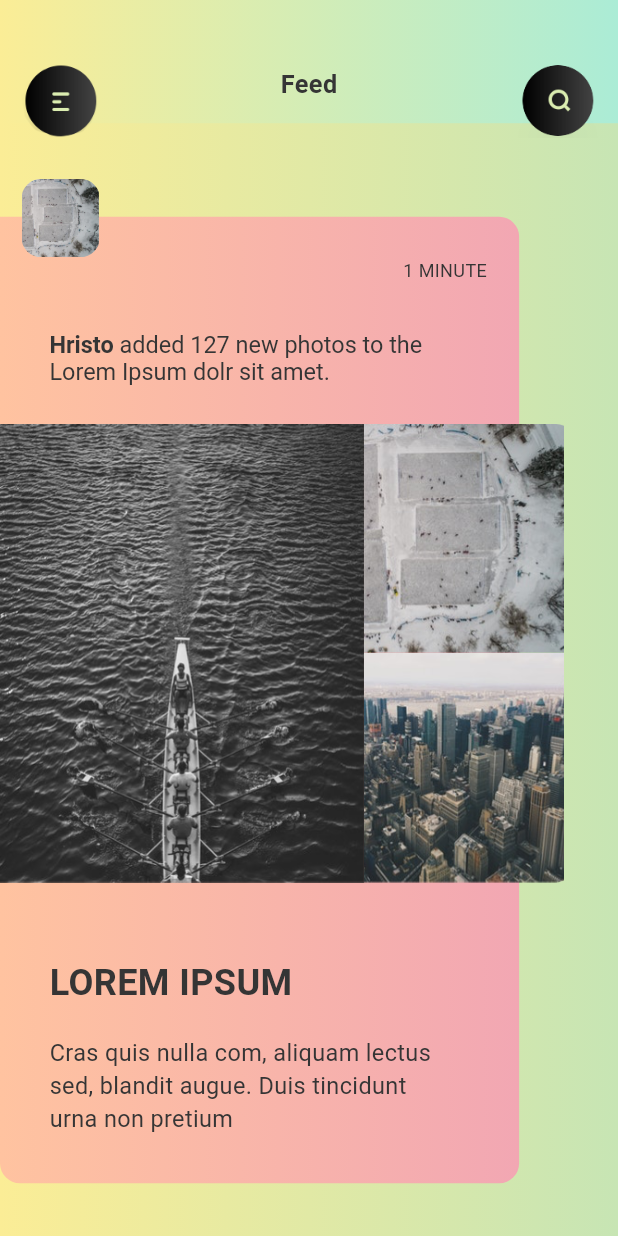
After one commit to ParkerLanke/uci-cbclp, a Flutter app: the FeedPageTen screen opened by its route, on a phone screen of 412 x 824 dp. The commit adds this screen. Run offline on Flutter 3.47's test engine with Material 3 defaults, Android fonts, the phone set to English and light mode, and no system bars.

Commit message:
comply the page 10 of group 05. but not include the font typeface.

```diff
--- a/lib/const/color_const.dart
+++ b/lib/const/color_const.dart
@@ -11,4 +11,7 @@ const BOTTOM_COLORS = [MAIN_COLOR, DARK_COLOR];
 const YELLOW = Color(0xfffbed96);
 const BLUE = Color(0xffabecd6);
 const PURPLE = Color(0xffccc3fc);
-const RED = Color(0xffffb6b3);
+const RED = Color(0xffF2A7B3);
+const GREEN = Color(0xffc7e5b4);
+const RED_LIGHT = Color(0xffFFC3A0);
+const TEXT_BLACK = Color(0xFF353535);
--- a/lib/const/page_str_const.dart
+++ b/lib/const/page_str_const.dart
@@ -42,6 +42,16 @@ const FEED_PAGES = [
   "Feed page 01",
   "Feed page 02",
   "Feed page 03",
+  "Feed page 04",
+  "Feed page 05",
+  "Feed page 06",
+  "Feed page 07",
+  "Feed page 08",
+  "Feed page 09",
+  "Feed page 10",
+  "Feed page 11",
+  "Feed page 12",
+  "Feed page 13",
 
   /// fixme you could add by your group one name fit one page.
 ];
--- a/lib/main.dart
+++ b/lib/main.dart
@@ -19,8 +19,19 @@ class MyApp extends StatelessWidget {
       routes: {
         SIGN_UP_PAGES[0]: (context) => SignPageOne(),
         SIGN_UP_PAGES[1]: (context) => SignPageTwo(),
+
+        ///FEED group page
+        FEED_PAGES[0]: (context) => FeedPageOne(),
+        FEED_PAGES[0]: (context) => FeedPageOne(),
+        FEED_PAGES[0]: (context) => FeedPageOne(),
+        FEED_PAGES[0]: (context) => FeedPageOne(),
+        FEED_PAGES[0]: (context) => FeedPageOne(),
+        FEED_PAGES[0]: (context) => FeedPageOne(),
+        FEED_PAGES[9]: (context) => FeedPageTen(),
+        FEED_PAGES[10]: (context) => FeedPageEleven(),
+        FEED_PAGES[11]: (context) => FeedPageTwelve(),
+        FEED_PAGES[12]: (context) => FeedPageThirteen(),
         //FIXME there are other pages to jump with 'page_str_const.dart',there should be make by manager
-
       },
       onUnknownRoute: (setting) =>
           MaterialPageRoute(builder: (context) => EmptyPage()),
--- /dev/null
+++ b/lib/page/feed/FeedPageEleven.dart
@@ -0,0 +1,23 @@
+///
+/// Created by NieBin on 2018/12/26
+/// Github: https://github.com/nb312
+/// Email: niebin312@gmail.com
+///
+import "package:flutter/material.dart";
+
+class FeedPageEleven extends StatefulWidget {
+  @override
+  _FeedState createState() => _FeedState();
+}
+
+class _FeedState extends State<FeedPageEleven> {
+  @override
+  Widget build(BuildContext context) {
+    return Scaffold(
+      appBar: AppBar(
+        title: Text("Feed Eleven"),
+      ),
+      body: Text("Feed page Eleven"),
+    );
+  }
+}
--- /dev/null
+++ b/lib/page/feed/FeedPageTen.dart
@@ -0,0 +1,190 @@
+///
+/// Created by NieBin on 2018/12/26
+/// Github: https://github.com/nb312
+/// Email: niebin312@gmail.com
+///
+import "package:flutter/material.dart";
+import 'top_title.dart';
+import 'package:flutter_ui_nice/const/color_const.dart';
+import 'package:flutter_ui_nice/util/SizeUtil.dart';
+import 'feed_const.dart';
+
+class FeedPageTen extends StatefulWidget {
+  @override
+  _FeedState createState() => _FeedState();
+}
+
+class _FeedState extends State<FeedPageTen> {
+  Widget _redBackground() => Container(
+        alignment: AlignmentDirectional.topStart,
+        constraints: BoxConstraints.expand(
+            height: SizeUtil.getAxisY(1043.0), width: SizeUtil.getAxisX(630.0)),
+        margin: EdgeInsets.only(
+          top: SizeUtil.getAxisY(82.0),
+        ),
+        decoration: BoxDecoration(
+          gradient: LinearGradient(colors: [RED_LIGHT, RED]),
+          borderRadius: BorderRadius.only(
+            topRight: Radius.circular(SizeUtil.getAxisBoth(22.0)),
+            bottomLeft: Radius.circular(SizeUtil.getAxisBoth(22.0)),
+            bottomRight: Radius.circular(SizeUtil.getAxisBoth(22.0)),
+          ),
+        ),
+      );
+
+  Widget _imageGroup() => Container(
+        constraints: BoxConstraints.expand(
+            height: SizeUtil.getAxisY(495.0), width: SizeUtil.getAxisX(685.0)),
+        margin: EdgeInsets.only(top: SizeUtil.getAxisY(43.0)),
+        child: Row(
+          children: <Widget>[
+            Container(
+              constraints:
+                  BoxConstraints.expand(width: SizeUtil.getAxisX(442.0)),
+              child: Image.asset(
+                FeedImage.shop_river,
+                fit: BoxFit.fill,
+              ),
+            ),
+            Expanded(
+              child: Column(
+                crossAxisAlignment: CrossAxisAlignment.start,
+                children: <Widget>[
+                  Expanded(
+                    flex: 1,
+                    child: Image.asset(
+                      FeedImage.white_back,
+                      fit: BoxFit.cover,
+                    ),
+                  ),
+                  Expanded(
+                    flex: 1,
+                    child: Image.asset(
+                      FeedImage.city,
+                      fit: BoxFit.cover,
+                    ),
+                  ),
+                ],
+              ),
+            )
+          ],
+        ),
+      );
+
+  Widget _header() => Padding(
+        padding: EdgeInsets.only(left: SizeUtil.getAxisX(26.0)),
+        child: Container(
+          width: SizeUtil.getAxisBoth(CIRCLE_BUTTON_HEIGHT),
+          height: SizeUtil.getAxisBoth(CIRCLE_BUTTON_HEIGHT),
+          decoration: BoxDecoration(
+            image: DecorationImage(image: AssetImage(FeedImage.white_back)),
+            borderRadius: BorderRadius.circular(
+              SizeUtil.getAxisBoth(22.0),
+            ),
+          ),
+        ),
+      );
+
+  Widget _postDesc() => Container(
+        padding: EdgeInsets.only(
+            left: SizeUtil.getAxisX(60.0),
+            right: SizeUtil.getAxisX(152.0),
+            top: SizeUtil.getAxisY(51.0)),
+        child: RichText(
+          text: TextSpan(
+            children: [
+              TextSpan(
+                  text: "Hristo ",
+                  style: TextStyle(fontWeight: FontWeight.w700)),
+              TextSpan(
+                  text:
+                      "added 127 new photos to the Lorem Ipsum dolr sit amet.")
+            ],
+            style: TextStyle(
+              color: TEXT_BLACK,
+              fontSize: SizeUtil.getAxisBoth(TEXT_NORMAL_SIZE),
+            ),
+          ),
+        ),
+      );
+
+  Widget _timeDesc() => Container(
+        padding: EdgeInsets.only(right: SizeUtil.getAxisX(159.0)),
+        alignment: AlignmentDirectional.centerEnd,
+        child: Text(
+          "1 MINUTE",
+          style: TextStyle(
+              color: TEXT_BLACK,
+              fontSize: SizeUtil.getAxisBoth(TEXT_SMALL_SIZE)),
+        ),
+      );
+
+  Widget _contentView() => Container(
+        padding: EdgeInsets.only(top: SizeUtil.getAxisY(41.0)),
+        child: Column(
+          crossAxisAlignment: CrossAxisAlignment.start,
+          mainAxisAlignment: MainAxisAlignment.start,
+          children: <Widget>[
+            _header(),
+            _timeDesc(),
+            _postDesc(),
+            _imageGroup(),
+            Container(
+              alignment: AlignmentDirectional.topStart,
+              margin: EdgeInsets.only(
+                  top: SizeUtil.getAxisY(81.0),
+                  left: SizeUtil.getAxisX(60.0),
+                  right: SizeUtil.getAxisX(200.0)),
+              child: Text(
+                "LOREM IPSUM",
+                style: TextStyle(
+                    color: TEXT_BLACK,
+                    fontSize: SizeUtil.getAxisBoth(TEXT_LARGE_SIZE),
+                    fontWeight: FontWeight.w700),
+              ),
+            ),
+            Container(
+              alignment: AlignmentDirectional.topStart,
+              margin: EdgeInsets.only(
+                  top: SizeUtil.getAxisY(29.0),
+                  left: SizeUtil.getAxisX(60.0),
+                  right: SizeUtil.getAxisX(200.0)),
+              child: Text(
+                "Cras quis nulla com, aliquam lectus sed, blandit augue. Duis tincidunt urna non pretium",
+                style: TextStyle(
+                  color: TEXT_BLACK,
+                  fontSize: SizeUtil.getAxisBoth(TEXT_NORMAL_SIZE),
+                ),
+              ),
+            )
+          ],
+        ),
+      );
+
+  Widget _body() => Stack(
+        children: <Widget>[
+          _redBackground(),
+          _contentView(),
+        ],
+      );
+
+  @override
+  Widget build(BuildContext context) {
+    return Scaffold(
+      body: Container(
+        constraints: BoxConstraints.expand(),
+        decoration: BoxDecoration(
+          gradient: LinearGradient(colors: [YELLOW, GREEN]),
+        ),
+        child: Column(
+          mainAxisAlignment: MainAxisAlignment.start,
+          crossAxisAlignment: CrossAxisAlignment.start,
+          children: <Widget>[
+            TopTitleBar(),
+            _body(),
+          ],
+        ),
+      ),
+    );
+  }
+}
--- /dev/null
+++ b/lib/page/feed/FeedPageThirteen.dart
@@ -0,0 +1,23 @@
+///
+/// Created by NieBin on 2018/12/26
+/// Github: https://github.com/nb312
+/// Email: niebin312@gmail.com
+///
+import "package:flutter/material.dart";
+
+class FeedPageThirteen extends StatefulWidget {
+  @override
+  _FeedState createState() => _FeedState();
+}
+
+class _FeedState extends State<FeedPageThirteen> {
+  @override
+  Widget build(BuildContext context) {
+    return Scaffold(
+      appBar: AppBar(
+        title: Text("Feed Thirteen"),
+      ),
+      body: Text("Feed page Thirteen"),
+    );
+  }
+}
--- /dev/null
+++ b/lib/page/feed/FeedPageTwelve.dart
@@ -0,0 +1,23 @@
+///
+/// Created by NieBin on 2018/12/26
+/// Github: https://github.com/nb312
+/// Email: niebin312@gmail.com
+///
+import "package:flutter/material.dart";
+
+class FeedPageTwelve extends StatefulWidget {
+  @override
+  _FeedState createState() => _FeedState();
+}
+
+class _FeedState extends State<FeedPageTwelve> {
+  @override
+  Widget build(BuildContext context) {
+    return Scaffold(
+      appBar: AppBar(
+        title: Text("Feed Twelve"),
+      ),
+      body: Text("Feed page Twelve"),
+    );
+  }
+}
--- /dev/null
+++ b/lib/page/feed/feed_const.dart
@@ -0,0 +1,27 @@
+///
+/// Created by NieBin on 2018/12/26
+/// Github: https://github.com/nb312
+/// Email: niebin312@gmail.com
+import "package:flutter/material.dart";
+
+class FeedStringConst {
+  static const FEED_NAME = "Feed";
+}
+
+const CIRCLE_BUTTON_HEIGHT = 87.0;
+const TOP_BAR_HEIGHT = 152.0;
+const TOP_BAR_GRADIENT_HEIGHT = 133.0;
+
+const TEXT_LARGE_SIZE = 40.0;
+const TEXT_NORMAL_2_SIZE = 28.0;
+const TEXT_NORMAL_SIZE = 26.0;
+const TEXT_SMALL_SIZE = 20.0;
+
+class FeedImage {
+  static const IMAGE_PATH = "images/feed";
+  static const more_circle = "$IMAGE_PATH/feed_more.png";
+  static const search_circle = "$IMAGE_PATH/feed_search.png";
+  static const white_back = "$IMAGE_PATH/white_background.png";
+  static const city = "$IMAGE_PATH/city.png";
+  static const shop_river = "$IMAGE_PATH/shop_river.png";
+}
--- /dev/null
+++ b/lib/page/feed/top_title.dart
@@ -0,0 +1,55 @@
+///
+/// Created by NieBin on 2018/12/26
+/// Github: https://github.com/nb312
+/// Email: niebin312@gmail.com
+///
+import "package:flutter/material.dart";
+import 'feed_const.dart';
+import 'package:flutter_ui_nice/const/color_const.dart';
+import 'package:flutter_ui_nice/util/SizeUtil.dart';
+
+class TopTitleBar extends StatelessWidget {
+  @override
+  Widget build(BuildContext context) {
+    return Container(
+      constraints:
+          BoxConstraints.expand(height: SizeUtil.getAxisY(TOP_BAR_HEIGHT)),
+      child: Stack(
+        children: <Widget>[
+          Container(
+            constraints: BoxConstraints.expand(
+                height: SizeUtil.getAxisY(TOP_BAR_GRADIENT_HEIGHT)),
+            decoration:
+                BoxDecoration(gradient: LinearGradient(colors: [YELLOW, BLUE])),
+          ),
+          Center(
+            child: Padding(
+              padding: EdgeInsets.only(top: SizeUtil.getAxisY(30.0)),
+              child: Text(
+                FeedStringConst.FEED_NAME,
+                style: TextStyle(
+                    color: TEXT_BLACK,
+                    fontSize: SizeUtil.getAxisBoth(TEXT_NORMAL_2_SIZE),
+                    fontWeight: FontWeight.w700),
+              ),
+            ),
+          ),
+          Container(
+            padding: EdgeInsets.symmetric(horizontal: SizeUtil.getAxisX(24.0)),
+            alignment: AlignmentDirectional.bottomStart,
+            child: Row(
+                mainAxisAlignment: MainAxisAlignment.spaceBetween,
+                children: <Widget>[
+                  Image.asset(FeedImage.more_circle,
+                      width: SizeUtil.getAxisY(CIRCLE_BUTTON_HEIGHT),
+                      height: SizeUtil.getAxisY(CIRCLE_BUTTON_HEIGHT)),
+                  Image.asset(FeedImage.search_circle,
+                      width: SizeUtil.getAxisY(CIRCLE_BUTTON_HEIGHT),
+                      height: SizeUtil.getAxisY(CIRCLE_BUTTON_HEIGHT))
+                ]),
+          )
+        ],
+      ),
+    );
+  }
+}
--- a/lib/page/home_page.dart
+++ b/lib/page/home_page.dart
@@ -11,6 +11,7 @@ import 'package:flutter_ui_nice/view/AboutMeTitle.dart';
 import 'package:flutter_ui_nice/const/size_const.dart';
 import 'package:flutter_ui_nice/const/images_const.dart';
 import 'package:flutter_ui_nice/const/color_const.dart';
+import 'package:flutter_ui_nice/util/SizeUtil.dart';
 
 class HomePage extends StatelessWidget {
   final _scaffoldState = GlobalKey<ScaffoldState>();
@@ -240,6 +241,9 @@ class HomePage extends StatelessWidget {
 
   @override
   Widget build(BuildContext context) {
+    SizeUtil.size = MediaQuery.of(context).size;
+    var size = MediaQuery.of(context).size;
+    print("width :${size.width},height:${size.height}");
     return _showAndroid(context);
   }
 }
--- a/lib/page/page_const.dart
+++ b/lib/page/page_const.dart
@@ -7,3 +7,9 @@ export "home_page.dart";
 export "empty_page.dart";
 export 'signup/SignPageOne.dart';
 export 'signup/SignPageTwo.dart';
+
+export 'feed/FeedPageOne.dart';
+export 'feed/FeedPageTen.dart';
+export 'feed/FeedPageEleven.dart';
+export 'feed/FeedPageTwelve.dart';
+export 'feed/FeedPageThirteen.dart';
--- /dev/null
+++ b/lib/util/SizeUtil.dart
@@ -0,0 +1,46 @@
+///
+/// Created by NieBin on 2018/12/26
+/// Github: https://github.com/nb312
+/// Email: niebin312@gmail.com
+///
+import 'package:flutter/material.dart';
+import 'dart:math';
+
+class SizeUtil {
+  static const _DESIGN_WIDTH = 750;
+  static const _DESIGN_HEIGHT = 1334;
+
+  //logic size in device
+  static Size _logicSize;
+
+  //device pixel radio.
+
+  static get width {
+    return _logicSize.width;
+  }
+
+  static get height {
+    return _logicSize.height;
+  }
+
+  static set size(size) {
+    _logicSize = size;
+  }
+
+  //@param w is the design w;
+  static double getAxisX(double w) {
+    return (w * width) / _DESIGN_WIDTH;
+  }
+
+// the y direction
+  static double getAxisY(double h) {
+    return (h * height) / _DESIGN_HEIGHT;
+  }
+
+  // diagonal direction value with design size s.
+  static double getAxisBoth(double s) {
+    return s *
+        sqrt((width * width + height * height) /
+            (_DESIGN_WIDTH * _DESIGN_WIDTH + _DESIGN_HEIGHT * _DESIGN_HEIGHT));
+  }
+}
```
Also changed, not shown: images/feed/city.png (added), images/feed/feed_more.png (added), images/feed/feed_search.png (added), images/feed/shop_river.png (added), images/feed/white_background.png (added).
